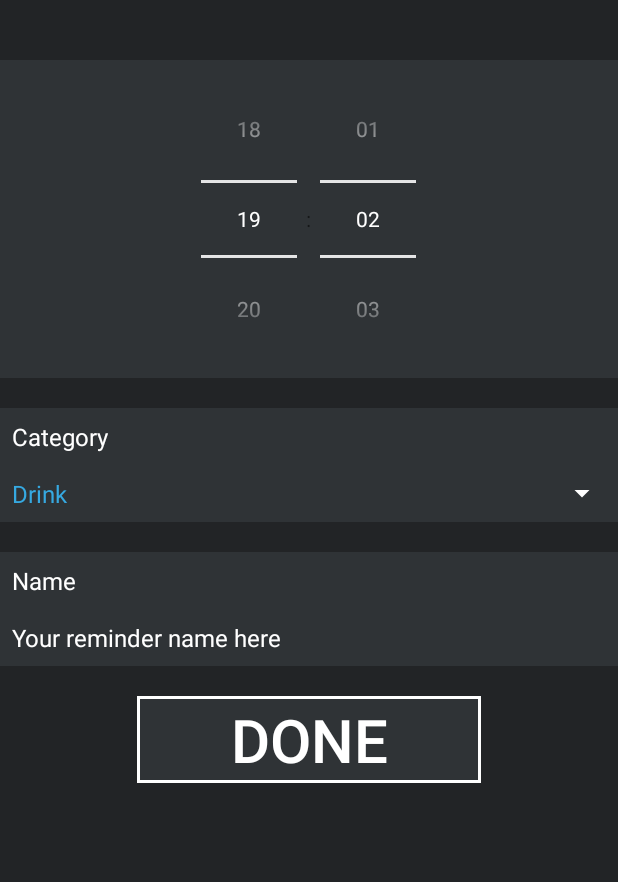
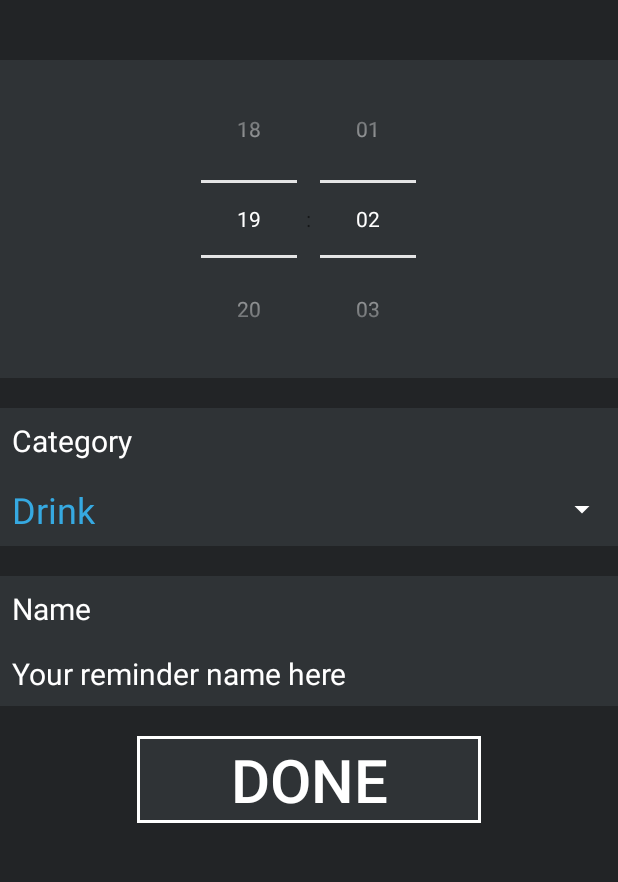
Before and after one commit to t7gafl00/Mobiiliprojekti, an Android app: the AddNewReminderActivity screen opened directly, with no data from a screen before it, on a phone screen of 412 x 824 dp, the part 84-966 px from its top. Run offline under Robolectric (Android 15) with nearby library versions, the phone set to English and light mode, and no system bars.

Commit message:
Some cleaning

```diff
--- a/Mobiiliprojekti/phone/src/main/res/layout/activity_add_new_reminder.xml
+++ b/Mobiiliprojekti/phone/src/main/res/layout/activity_add_new_reminder.xml
@@ -48,7 +48,7 @@
         android:text="Category"
         android:background="@color/lightBorder"
         android:textColor="#FFFFFF"
-        android:textSize="16dp"
+        android:textSize="20dp"
         android:padding="8dp"/>
 
     <LinearLayout
@@ -75,7 +75,7 @@
         android:text="Name"
         android:background="@color/lightBorder"
         android:textColor="#FFFFFF"
-        android:textSize="16dp"
+        android:textSize="20dp"
         android:padding="8dp"/>
 
     <EditText
@@ -86,7 +86,7 @@
         android:background="@color/lightBorder"
         android:textColorHint="#FFFFFF"
         android:textColor="#FFFFFF"
-        android:textSize="16dp"
+        android:textSize="20dp"
         android:padding="8dp"
         android:maxLength="21"/>
 
--- a/Mobiiliprojekti/phone/src/main/res/layout/drop_down_menu_item_custom.xml
+++ b/Mobiiliprojekti/phone/src/main/res/layout/drop_down_menu_item_custom.xml
@@ -12,5 +12,5 @@
         android:layout_height="wrap_content"
         android:layout_weight="1"
         android:text="TextView"
-        android:textSize="16dp"/>
+        android:textSize="24dp"/>
 </LinearLayout>
```
